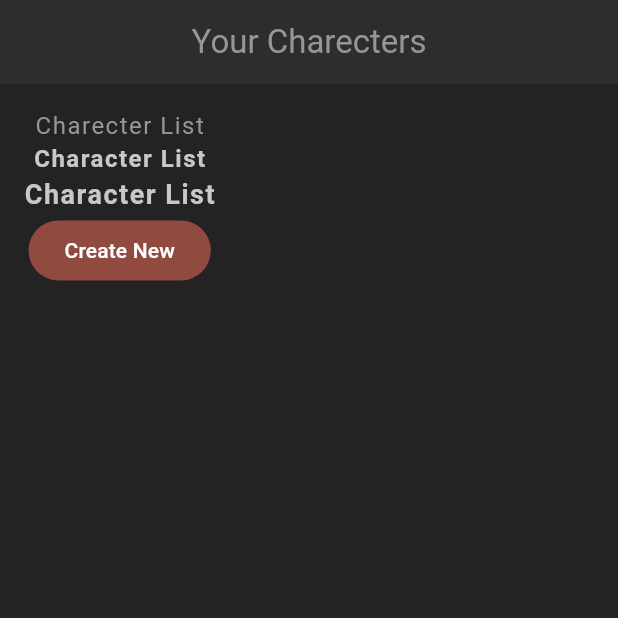
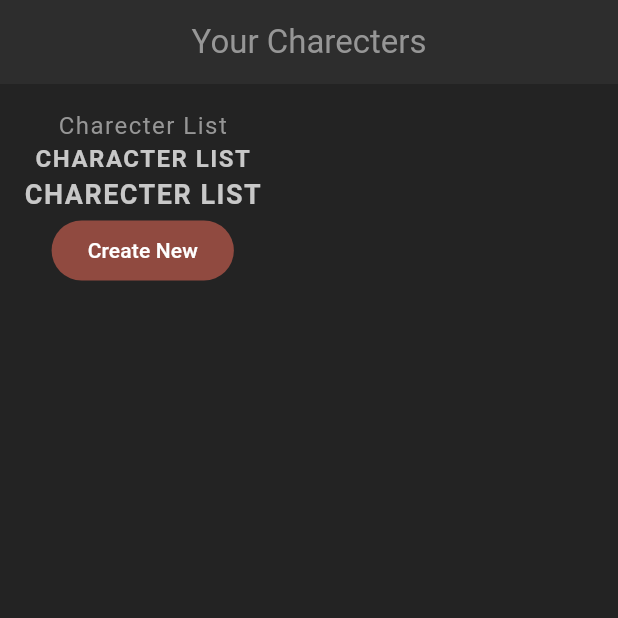
Before and after one commit to msalehabadi/flutter_rpg, a Flutter app: the screen it shows after launch, on a phone screen of 412 x 824 dp, the top half of it. Run offline on Flutter 3.47's test engine with Material 3 defaults, Android fonts, the phone set to English and light mode, and no system bars.

Commit message:
add reusable styled text widgets

```diff
--- /dev/null
+++ b/lib/Shared/styled_text.dart
@@ -0,0 +1,34 @@
+import 'package:flutter/material.dart';
+
+class StyledText extends StatelessWidget {
+  const StyledText(this.text, {super.key});
+
+  final String text;
+
+  @override
+  Widget build(BuildContext context) {
+    return Text(text, style: Theme.of(context).textTheme.bodyMedium);
+  }
+}
+
+class StyledHeading extends StatelessWidget {
+  const StyledHeading(this.text, {super.key});
+
+  final String text;
+
+  @override
+  Widget build(BuildContext context) {
+    return Text(text.toUpperCase(), style: Theme.of(context).textTheme.headlineMedium);
+  }
+}
+
+class StyledTitle extends StatelessWidget {
+  const StyledTitle(this.text, {super.key});
+
+  final String text;
+
+  @override
+  Widget build(BuildContext context) {
+    return Text(text.toUpperCase(), style: Theme.of(context).textTheme.titleMedium);
+  }
+}
--- a/lib/screens/home/home.dart
+++ b/lib/screens/home/home.dart
@@ -1,4 +1,5 @@
 import 'package:flutter/material.dart';
+import 'package:flutter_rpg/Shared/styled_text.dart';
 
 class Home extends StatefulWidget {
   const Home({super.key});
@@ -19,9 +20,9 @@ class _HomeState extends State<Home> {
         padding: const EdgeInsets.all(16),
         child: Column(
           children: [
-            const Text('Charecter List'),
-            Text('Character List', style: Theme.of(context).textTheme.headlineMedium),
-            Text('Character List', style: Theme.of(context).textTheme.titleMedium),
+            const StyledText('Charecter List'),
+            const StyledHeading('Character List'),
+            const StyledTitle('Charecter list'),
 
             FilledButton(
               onPressed: () {},
```
